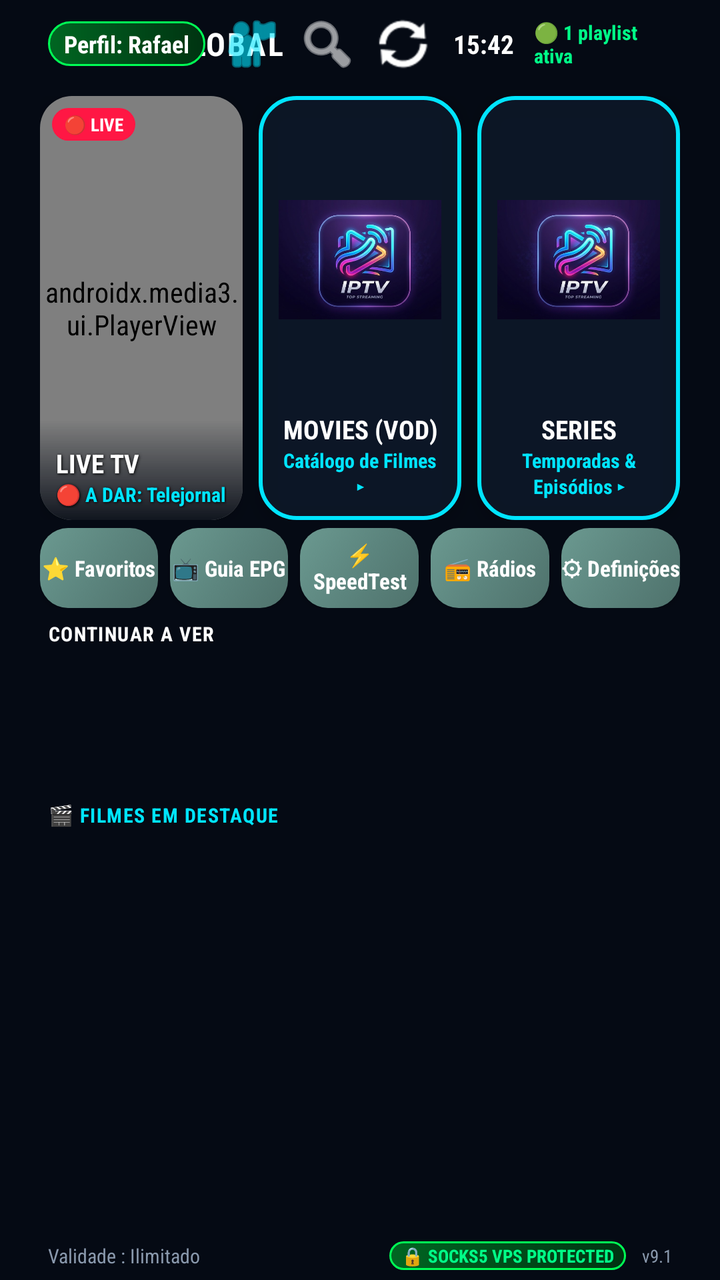
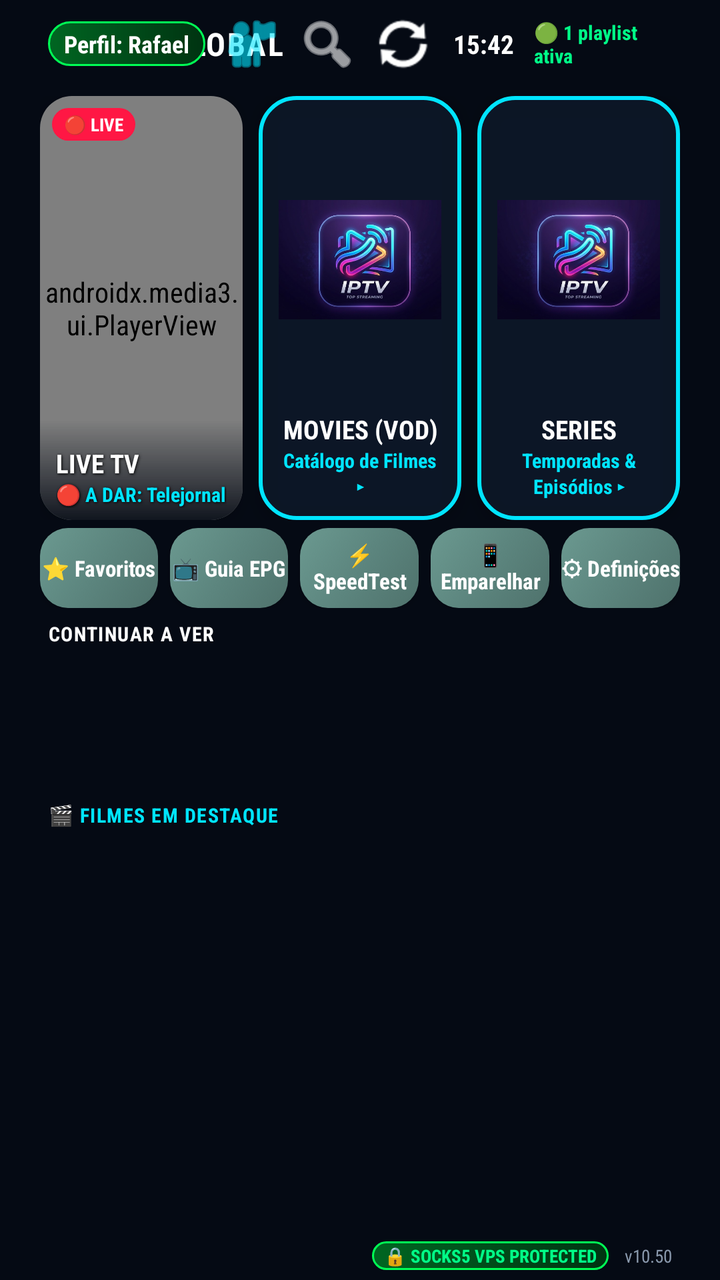

Two renders of the same Android screen: before a commit and after it. Below are the layout's source before the change and the commit's diff.
<!-- AndroidManifest.xml: application theme AppTheme -->
<!-- res/layout/activity_main.xml -->
<?xml version="1.0" encoding="utf-8"?>
<LinearLayout xmlns:android="http://schemas.android.com/apk/res/android"
    xmlns:app="http://schemas.android.com/apk/res-auto"
    xmlns:tools="http://schemas.android.com/tools"
    android:layout_width="match_parent"
    android:layout_height="match_parent"
    android:orientation="vertical"
    android:background="#050A14"
    tools:context=".MainActivity">

    
    <ImageView
        android:id="@+id/ivMainBackgroundBlur"
        android:layout_width="match_parent"
        android:layout_height="match_parent"
        android:scaleType="centerCrop"
        android:alpha="0.2"
        android:src="@drawable/logo"
        android:visibility="gone"/>

    
    <RelativeLayout
        android:id="@+id/headerBar"
        android:layout_width="match_parent"
        android:layout_height="44dp"
        android:paddingHorizontal="24dp">

        <LinearLayout
            android:id="@+id/llHeaderLogo"
            android:layout_width="wrap_content"
            android:layout_height="wrap_content"
            android:layout_centerVertical="true"
            android:orientation="horizontal"
            android:gravity="center_vertical">

            <TextView
                android:layout_width="wrap_content"
                android:layout_height="wrap_content"
                android:text="▼ IPTV "
                android:textColor="#00E5FF"
                android:textSize="16sp"
                android:textStyle="bold"
                android:letterSpacing="0.05" />

            <TextView
                android:layout_width="wrap_content"
                android:layout_height="wrap_content"
                android:text="GLOBAL"
                android:textColor="#FFFFFF"
                android:textSize="16sp"
                android:textStyle="bold"
                android:letterSpacing="0.05" />
        </LinearLayout>

        <LinearLayout
            android:layout_width="wrap_content"
            android:layout_height="wrap_content"
            android:layout_alignParentEnd="true"
            android:layout_centerVertical="true"
            android:orientation="horizontal"
            android:gravity="center_vertical">

            <TextView
                android:id="@+id/tvUserLogged"
                android:layout_width="wrap_content"
                android:layout_height="wrap_content"
                android:text="Perfil: Rafael"
                android:textColor="#FFFFFF"
                android:textSize="12sp"
                android:textStyle="bold"
                android:paddingHorizontal="8dp"
                android:paddingVertical="3dp"
                android:background="@drawable/bg_vpn_badge" />

            <ImageButton
                android:id="@+id/btnSwitchUser"
                android:layout_width="30dp"
                android:layout_height="30dp"
                android:layout_marginStart="8dp"
                android:background="?attr/selectableItemBackgroundBorderless"
                android:src="@android:drawable/ic_menu_myplaces"
                app:tint="#00E5FF"
                android:contentDescription="Mudar Utilizador"
                android:focusable="true" />

            <ImageButton
                android:id="@+id/btnSearch"
                android:layout_width="30dp"
                android:layout_height="30dp"
                android:layout_marginStart="8dp"
                android:background="?attr/selectableItemBackgroundBorderless"
                android:src="@android:drawable/ic_menu_search"
                app:tint="#FFFFFF"
                android:contentDescription="Pesquisar"
                android:focusable="true" />

            <ImageButton
                android:id="@+id/btnRefresh"
                android:layout_width="30dp"
                android:layout_height="30dp"
                android:layout_marginStart="8dp"
                android:background="?attr/selectableItemBackgroundBorderless"
                android:src="@android:drawable/ic_popup_sync"
                app:tint="#FFFFFF"
                android:contentDescription="Atualizar"
                android:focusable="true" />

            <TextView
                android:id="@+id/tvClock"
                android:layout_width="wrap_content"
                android:layout_height="wrap_content"
                android:layout_marginStart="10dp"
                android:text="15:42"
                android:textColor="#FFFFFF"
                android:textSize="13sp"
                android:textStyle="bold" />

            <TextView
                android:id="@+id/tvPlaylistStatus"
                android:layout_width="wrap_content"
                android:layout_height="wrap_content"
                android:layout_marginStart="10dp"
                android:text="🟢 1 playlist ativa"
                android:textColor="#00FF88"
                android:textSize="10sp"
                android:textStyle="bold" />
        </LinearLayout>
    </RelativeLayout>

    
    <LinearLayout
        android:id="@+id/gridHeroCards"
        android:layout_width="match_parent"
        android:layout_height="220dp"
        android:orientation="horizontal"
        android:paddingHorizontal="20dp"
        android:paddingTop="4dp"
        android:paddingBottom="4dp"
        android:weightSum="3">

        
        <androidx.cardview.widget.CardView
            android:id="@+id/cardTv"
            android:layout_width="0dp"
            android:layout_height="match_parent"
            android:layout_weight="1"
            android:layout_marginEnd="8dp"
            app:cardCornerRadius="16dp"
            app:cardBackgroundColor="#0A1929"
            app:cardElevation="6dp"
            android:focusable="true"
            android:clickable="true"
            android:descendantFocusability="blocksDescendants"
            android:nextFocusDown="@+id/btnQuickFavorites"
            android:foreground="?attr/selectableItemBackground"
            android:stateListAnimator="@animator/selector_item_scale">

            <RelativeLayout
                android:layout_width="match_parent"
                android:layout_height="match_parent">

                
                <androidx.media3.ui.PlayerView
                    android:id="@+id/miniPlayerView"
                    android:layout_width="match_parent"
                    android:layout_height="match_parent"
                    app:use_controller="false"
                    app:surface_type="texture_view"
                    app:resize_mode="zoom" />

                
                <View
                    android:layout_width="match_parent"
                    android:layout_height="50dp"
                    android:layout_alignParentBottom="true"
                    android:background="@drawable/bg_gradient_card_overlay" />

                
                <TextView
                    android:id="@+id/tvLiveBadge"
                    android:layout_width="wrap_content"
                    android:layout_height="wrap_content"
                    android:layout_alignParentTop="true"
                    android:layout_alignParentStart="true"
                    android:layout_margin="6dp"
                    android:text="🔴 LIVE"
                    android:textColor="#FFFFFF"
                    android:textSize="9sp"
                    android:textStyle="bold"
                    android:paddingHorizontal="6dp"
                    android:paddingVertical="2dp"
                    android:background="@drawable/bg_live_badge" />

                
                <TextView
                    android:id="@+id/tvTitleTv"
                    android:layout_width="match_parent"
                    android:layout_height="wrap_content"
                    android:layout_above="@id/tvSubTv"
                    android:layout_marginHorizontal="8dp"
                    android:text="LIVE TV"
                    android:textColor="#FFFFFF"
                    android:textSize="13sp"
                    android:textStyle="bold"
                    android:gravity="start"
                    android:maxLines="1"
                    android:ellipsize="end"
                    android:shadowColor="#000000"
                    android:shadowDx="1"
                    android:shadowDy="1"
                    android:shadowRadius="3" />

                
                <TextView
                    android:id="@+id/tvSubTv"
                    android:layout_width="match_parent"
                    android:layout_height="wrap_content"
                    android:layout_alignParentBottom="true"
                    android:layout_marginHorizontal="8dp"
                    android:layout_marginBottom="6dp"
                    android:text="🔴 A DAR: Telejornal"
                    android:textColor="#00E5FF"
                    android:textSize="10sp"
                    android:textStyle="bold"
                    android:gravity="start"
                    android:maxLines="1"
                    android:ellipsize="end"
                    android:shadowColor="#000000"
                    android:shadowDx="1"
                    android:shadowDy="1"
                    android:shadowRadius="3" />
            </RelativeLayout>
        </androidx.cardview.widget.CardView>

        
        <androidx.cardview.widget.CardView
            android:id="@+id/cardFilmes"
            android:layout_width="0dp"
            android:layout_height="match_parent"
            android:layout_weight="1"
            android:layout_marginEnd="8dp"
            app:cardCornerRadius="16dp"
            app:cardBackgroundColor="#00000000"
            app:cardElevation="6dp"
            android:focusable="true"
            android:clickable="true"
            android:descendantFocusability="blocksDescendants"
            android:nextFocusDown="@+id/btnQuickEpg"
            android:foreground="?attr/selectableItemBackground"
            android:stateListAnimator="@animator/selector_item_scale">

            <RelativeLayout
                android:layout_width="match_parent"
                android:layout_height="match_parent"
                android:background="@drawable/bg_neon_card_cyan"
                android:padding="10dp">

                <ImageView
                    android:id="@+id/ivCardFilmesBg"
                    android:layout_width="match_parent"
                    android:layout_height="match_parent"
                    android:layout_above="@id/tvTitleFilmes"
                    android:layout_marginBottom="4dp"
                    android:scaleType="fitCenter"
                    android:src="@drawable/logo" />

                <TextView
                    android:id="@+id/tvTitleFilmes"
                    android:layout_width="match_parent"
                    android:layout_height="wrap_content"
                    android:layout_above="@id/tvSubFilmes"
                    android:text="MOVIES (VOD)"
                    android:textColor="#FFFFFF"
                    android:textSize="13sp"
                    android:textStyle="bold"
                    android:gravity="center"
                    android:maxLines="1"
                    android:ellipsize="end" />

                <TextView
                    android:id="@+id/tvSubFilmes"
                    android:layout_width="match_parent"
                    android:layout_height="wrap_content"
                    android:layout_alignParentBottom="true"
                    android:text="Catálogo de Filmes ▸"
                    android:textColor="#00E5FF"
                    android:textSize="10sp"
                    android:textStyle="bold"
                    android:gravity="center" />
            </RelativeLayout>
        </androidx.cardview.widget.CardView>

        
        <androidx.cardview.widget.CardView
            android:id="@+id/cardSeries"
            android:layout_width="0dp"
            android:layout_height="match_parent"
            android:layout_weight="1"
            app:cardCornerRadius="16dp"
            app:cardBackgroundColor="#00000000"
            app:cardElevation="6dp"
            android:focusable="true"
            android:clickable="true"
            android:descendantFocusability="blocksDescendants"
            android:nextFocusDown="@+id/btnQuickCatchup"
            android:foreground="?attr/selectableItemBackground"
            android:stateListAnimator="@animator/selector_item_scale">

            <RelativeLayout
                android:layout_width="match_parent"
                android:layout_height="match_parent"
                android:background="@drawable/bg_neon_card_cyan"
                android:padding="10dp">

                <ImageView
                    android:id="@+id/ivCardSeriesBg"
                    android:layout_width="match_parent"
                    android:layout_height="match_parent"
                    android:layout_above="@id/tvTitleSeries"
                    android:layout_marginBottom="4dp"
                    android:scaleType="fitCenter"
                    android:src="@drawable/logo" />

                <TextView
                    android:id="@+id/tvTitleSeries"
                    android:layout_width="match_parent"
                    android:layout_height="wrap_content"
                    android:layout_above="@id/tvSubSeries"
                    android:text="SERIES"
                    android:textColor="#FFFFFF"
                    android:textSize="13sp"
                    android:textStyle="bold"
                    android:gravity="center"
                    android:maxLines="1"
                    android:ellipsize="end" />

                <TextView
                    android:id="@+id/tvSubSeries"
                    android:layout_width="match_parent"
                    android:layout_height="wrap_content"
                    android:layout_alignParentBottom="true"
                    android:text="Temporadas &amp; Episódios ▸"
                    android:textColor="#00E5FF"
                    android:textSize="10sp"
                    android:textStyle="bold"
                    android:gravity="center" />
            </RelativeLayout>
        </androidx.cardview.widget.CardView>
    </LinearLayout>

    
    <LinearLayout
        android:id="@+id/llQuickAccessBar"
        android:layout_width="match_parent"
        android:layout_height="40dp"
        android:orientation="horizontal"
        android:paddingHorizontal="20dp"
        android:layout_marginBottom="6dp"
        android:weightSum="5"
        android:descendantFocusability="afterDescendants"
        android:focusable="false">

        <Button
            android:id="@+id/btnQuickFavorites"
            android:layout_width="0dp"
            android:layout_height="match_parent"
            android:layout_weight="1"
            android:layout_marginEnd="6dp"
            android:background="@drawable/bg_smarters_sage"
            android:text="⭐ Favoritos"
            android:textColor="#FFFFFF"
            android:textSize="11sp"
            android:textStyle="bold"
            android:textAllCaps="false"
            android:focusable="true"
            android:clickable="true"
            android:nextFocusUp="@id/cardTv"
            android:nextFocusDown="@id/rvContinueWatching"
            android:nextFocusRight="@id/btnQuickEpg" />

        <Button
            android:id="@+id/btnQuickEpg"
            android:layout_width="0dp"
            android:layout_height="match_parent"
            android:layout_weight="1"
            android:layout_marginEnd="6dp"
            android:background="@drawable/bg_smarters_sage"
            android:text="📺 Guia EPG"
            android:textColor="#FFFFFF"
            android:textSize="11sp"
            android:textStyle="bold"
            android:textAllCaps="false"
            android:focusable="true"
            android:clickable="true"
            android:nextFocusUp="@id/cardFilmes"
            android:nextFocusDown="@id/rvContinueWatching"
            android:nextFocusLeft="@id/btnQuickFavorites"
            android:nextFocusRight="@id/btnQuickSettings" />

        <Button
            android:id="@+id/btnQuickSettings"
            android:layout_width="0dp"
            android:layout_height="match_parent"
            android:layout_weight="1"
            android:layout_marginEnd="6dp"
            android:background="@drawable/bg_smarters_sage"
            android:text="⚡ SpeedTest"
            android:textColor="#FFFFFF"
            android:textSize="11sp"
            android:textStyle="bold"
            android:textAllCaps="false"
            android:focusable="true"
            android:clickable="true"
            android:nextFocusUp="@id/cardFilmes"
            android:nextFocusDown="@id/rvContinueWatching"
            android:nextFocusLeft="@id/btnQuickEpg"
            android:nextFocusRight="@id/btnQuickCatchup" />

        

        
        <Button
            android:id="@+id/btnQuickRadios"
            android:layout_width="0dp"
            android:layout_height="match_parent"
            android:layout_weight="1"
            android:layout_marginEnd="6dp"
            android:background="@drawable/bg_smarters_sage"
            android:text="📻 Rádios"
            android:textColor="#FFFFFF"
            android:textSize="11sp"
            android:textStyle="bold"
            android:textAllCaps="false"
            android:focusable="true"
            android:clickable="true"
            android:nextFocusUp="@id/cardSeries"
            android:nextFocusDown="@id/rvContinueWatching"
            android:nextFocusLeft="@id/btnQuickSettings"
            android:nextFocusRight="@id/btnQuickCatchup" />

        <Button
            android:id="@+id/btnQuickCatchup"
            android:layout_width="0dp"
            android:layout_height="match_parent"
            android:layout_weight="1"
            android:background="@drawable/bg_smarters_sage"
            android:text="⚙ Definições"
            android:textColor="#FFFFFF"
            android:textSize="11sp"
            android:textStyle="bold"
            android:textAllCaps="false"
            android:focusable="true"
            android:clickable="true"
            android:nextFocusUp="@id/cardSeries"
            android:nextFocusDown="@id/rvContinueWatching"
            android:nextFocusLeft="@id/btnQuickSettings" />
    </LinearLayout>

    
    
    <TextView
        android:id="@+id/tvContinueTitleHeader"
        android:layout_width="wrap_content"
        android:layout_height="wrap_content"
        android:text="CONTINUAR A VER"
        android:textColor="#FFFFFF"
        android:textSize="10sp"
        android:textStyle="bold"
        android:letterSpacing="0.05"
        android:layout_marginStart="24dp"
        android:layout_marginBottom="2dp" />

    <androidx.recyclerview.widget.RecyclerView
        android:id="@+id/rvContinueWatching"
        android:layout_width="match_parent"
        android:layout_height="65dp"
        android:orientation="horizontal"
        android:paddingHorizontal="20dp"
        android:layout_marginBottom="10dp" />

    
    <TextView
        android:id="@+id/tvFeaturedTitleHeader"
        android:layout_width="wrap_content"
        android:layout_height="wrap_content"
        android:text="🎬 FILMES EM DESTAQUE"
        android:textColor="#00E5FF"
        android:textSize="10sp"
        android:textStyle="bold"
        android:letterSpacing="0.05"
        android:layout_marginStart="24dp"
        android:layout_marginBottom="2dp" />

    <androidx.recyclerview.widget.RecyclerView
        android:id="@+id/rvFeaturedMovies"
        android:layout_width="match_parent"
        android:layout_height="140dp"
        android:orientation="horizontal"
        android:paddingHorizontal="20dp"
        android:layout_marginBottom="10dp" />

    <View
        android:layout_width="match_parent"
        android:layout_height="0dp"
        android:layout_weight="1" />

    
    <RelativeLayout
        android:id="@+id/footerBar"
        android:layout_width="match_parent"
        android:layout_height="24dp"
        android:paddingHorizontal="24dp">

        <TextView
            android:id="@+id/tvVencimento"
            android:layout_width="wrap_content"
            android:layout_height="wrap_content"
            android:layout_alignParentStart="true"
            android:layout_centerVertical="true"
            android:text="Validade : Ilimitado"
            android:textColor="#8A99AD"
            android:textSize="10sp" />

        <LinearLayout
            android:layout_width="wrap_content"
            android:layout_height="wrap_content"
            android:layout_alignParentEnd="true"
            android:layout_centerVertical="true"
            android:orientation="horizontal"
            android:gravity="center_vertical">

            <TextView
                android:layout_width="wrap_content"
                android:layout_height="wrap_content"
                android:text="🔒 SOCKS5 VPS PROTECTED"
                android:textColor="#00FF88"
                android:textSize="9sp"
                android:textStyle="bold"
                android:paddingHorizontal="6dp"
                android:paddingVertical="1dp"
                android:background="@drawable/bg_vpn_badge" />

            <TextView
                android:layout_width="wrap_content"
                android:layout_height="wrap_content"
                android:layout_marginStart="8dp"
                android:text="v9.1"
                android:textColor="#8A99AD"
                android:textSize="9sp" />
        </LinearLayout>
    </RelativeLayout>

</LinearLayout>
<!-- resources referenced by this layout -->
<resources>
  <!-- drawable bg_gradient_card_overlay (drawable) -->
  <?xml version="1.0" encoding="utf-8"?>
  <shape xmlns:android="http://schemas.android.com/apk/res/android"
      android:shape="rectangle">
      <gradient
          android:angle="270"
          android:startColor="#00000000"
          android:endColor="#E6050A14"
          android:type="linear" />
  </shape>
  <!-- drawable bg_live_badge (drawable) -->
  <?xml version="1.0" encoding="utf-8"?>
  <shape xmlns:android="http://schemas.android.com/apk/res/android"
      android:shape="rectangle">
      <solid android:color="#FF1744" />
      <corners android:radius="12dp" />
  </shape>
  <!-- drawable bg_neon_card_cyan (drawable) -->
  <?xml version="1.0" encoding="utf-8"?>
  <shape xmlns:android="http://schemas.android.com/apk/res/android"
      android:shape="rectangle">
      <solid android:color="#CC0E1A2B" />
      <stroke
          android:width="2dp"
          android:color="#00E5FF" />
      <corners android:radius="18dp" />
  </shape>
  <!-- drawable bg_smarters_sage (drawable) -->
  <?xml version="1.0" encoding="utf-8"?>
  <selector xmlns:android="http://schemas.android.com/apk/res/android">
      <item android:state_focused="true">
          <shape android:shape="rectangle">
              <gradient android:angle="135" android:startColor="#80C8B8" android:centerColor="#95DED1" android:endColor="#AAEBDC" android:type="linear" />
              <corners android:radius="14dp" />
              <stroke android:width="2dp" android:color="#FFFFFF" />
          </shape>
      </item>
      <item>
          <shape android:shape="rectangle">
              <gradient android:angle="135" android:startColor="#4F726C" android:centerColor="#5C857E" android:endColor="#6B9990" android:type="linear" />
              <corners android:radius="14dp" />
          </shape>
      </item>
  </selector>
  <!-- drawable bg_vpn_badge (drawable) -->
  <?xml version="1.0" encoding="utf-8"?>
  <shape xmlns:android="http://schemas.android.com/apk/res/android" android:shape="rectangle">
      <gradient android:startColor="#006622" android:endColor="#003311" android:angle="0"/>
      <corners android:radius="16dp"/>
      <stroke android:width="1dp" android:color="#00FF55"/>
  </shape>
  <!-- drawable logo: png bitmap (drawable, 182814 bytes) -->
  <style name="AppTheme" parent="Theme.AppCompat.NoActionBar">
          <item name="android:fontFamily">sans-serif-condensed</item>
      </style>
</resources>

<!-- the commit's change to res/layout/activity_main.xml (unified diff, before → after) -->
@@ -426,7 +426,7 @@
             android:layout_weight="1"
             android:layout_marginEnd="6dp"
             android:background="@drawable/bg_smarters_sage"
-            android:text="📻 Rádios"
+            android:text="📱 Emparelhar"
             android:textColor="#FFFFFF"
             android:textSize="11sp"
             android:textStyle="bold"
@@ -513,6 +513,7 @@
 
         <TextView
             android:id="@+id/tvVencimento"
+            android:visibility="gone"
             android:layout_width="wrap_content"
             android:layout_height="wrap_content"
             android:layout_alignParentStart="true"
@@ -544,7 +545,7 @@
                 android:layout_width="wrap_content"
                 android:layout_height="wrap_content"
                 android:layout_marginStart="8dp"
-                android:text="v9.1"
+                android:text="v10.50"
                 android:textColor="#8A99AD"
                 android:textSize="9sp" />
         </LinearLayout>
